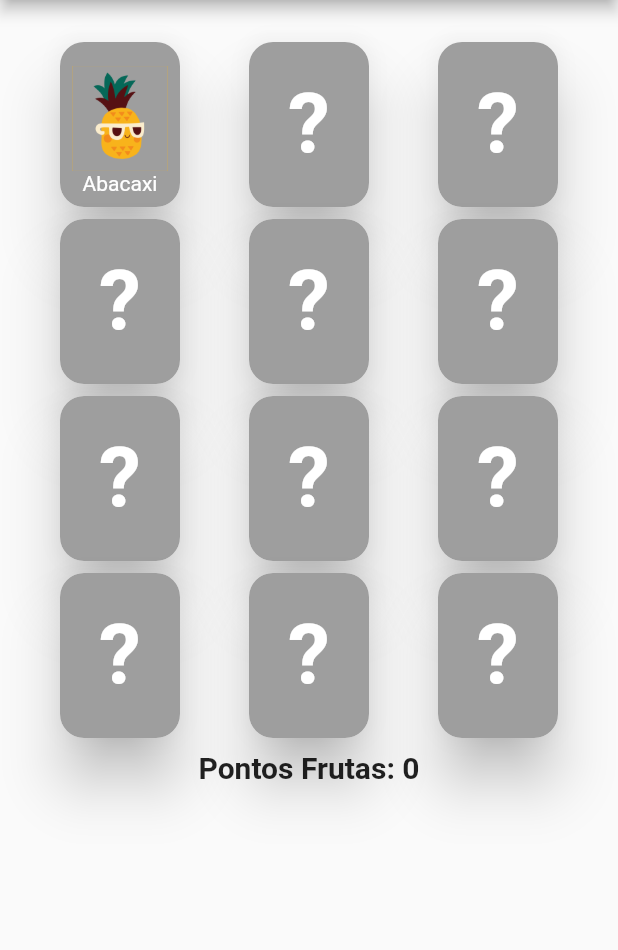
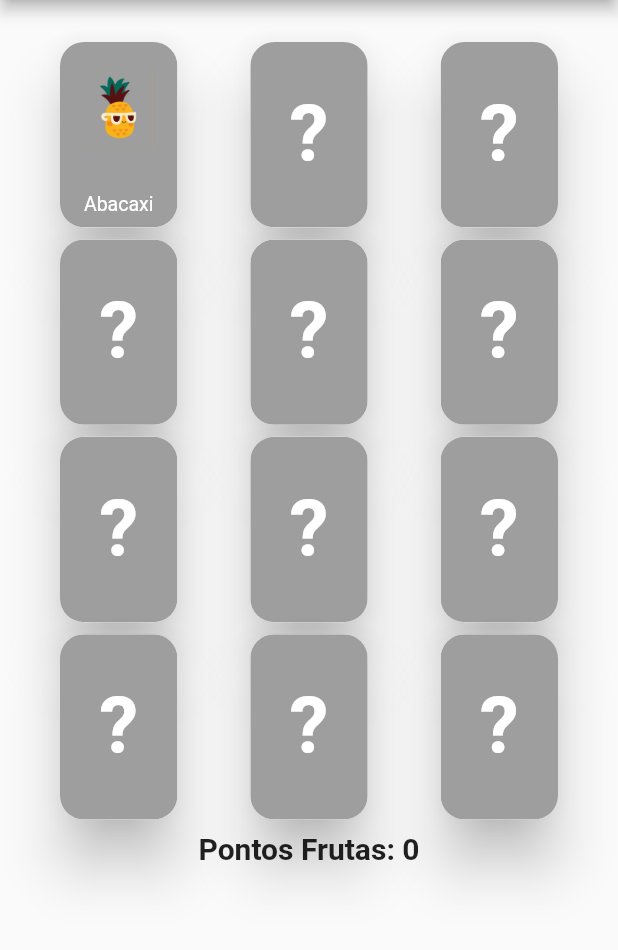
Before and after one commit to barrosodegas/flutter_mobile, a Flutter app: the CardScreen screen opened directly with empty values, after a tap on "Abacaxi", on a phone screen of 412 x 824 dp, the part 84-1034 px from its top. Run offline on Flutter 3.47's test engine with Material 2 defaults, Android fonts, the phone set to English and light mode, and no system bars; drawn by our look-alikes of flip_card; our stand-ins replace motion_tab_bar, shared_preferences; accounts and stored records are empty.

Commit message:
fix: broken layout on small screens

```diff
--- /dev/null
+++ b/find_me/lib/helper/size_screen_helper.dart
@@ -0,0 +1,25 @@
+class SizeScreenHelper {
+
+  static double getWidthByWidthScreen(double size) {
+    double width = 0;
+
+    if (size > 400) {
+      width = size * 0.19;
+    } else {
+      width = size * 0.16;
+    }
+    return width;
+  }
+
+  static double getHeightByHeightScreen(double size) {
+    double height = 0;
+
+    if (size > 540) {
+      height = size * 0.15;
+    } else {
+      height = size * 0.12;
+    }
+    return height;
+  }
+
+}
--- a/find_me/lib/screen/card/card_screen.dart
+++ b/find_me/lib/screen/card/card_screen.dart
@@ -1,5 +1,6 @@
 import 'dart:math';
 
+import 'package:find_me/helper/size_screen_helper.dart';
 import 'package:find_me/model/card_item.dart';
 import 'package:find_me/screen/card/component/card_item_widget.dart';
 import 'package:find_me/service/card_animals_service.dart';
@@ -56,6 +57,11 @@ class CardScreen extends StatelessWidget {
     final CardService cardService = _getCardServiceByType(context);
     final List<CardItem> cardItems = cardService.getAllCardItems();
 
+    double widthScreen = MediaQuery.of(context).size.width;
+    double heightScreen = MediaQuery.of(context).size.height;
+    final cardWidth = SizeScreenHelper.getWidthByWidthScreen(widthScreen);
+    final cardHeight = SizeScreenHelper.getHeightByHeightScreen(heightScreen);
+
     return Scaffold(
       appBar: AppBar(
         title: const Text(
@@ -82,6 +88,8 @@ class CardScreen extends StatelessWidget {
                         color: color,
                         cardItem: cardItems[indexes[i]],
                         cardService: cardService,
+                        cardWidth: cardWidth,
+                        cardHeight: cardHeight,
                       ),
                   ],
                 ),
@@ -93,6 +101,8 @@ class CardScreen extends StatelessWidget {
                         color: color,
                         cardItem: cardItems[indexes[i]],
                         cardService: cardService,
+                        cardWidth: cardWidth,
+                        cardHeight: cardHeight,
                       ),
                   ],
                 ),
@@ -104,6 +114,8 @@ class CardScreen extends StatelessWidget {
                         color: color,
                         cardItem: cardItems[indexes[i]],
                         cardService: cardService,
+                        cardWidth: cardWidth,
+                        cardHeight: cardHeight,
                       ),
                   ],
                 ),
@@ -115,6 +127,8 @@ class CardScreen extends StatelessWidget {
                         color: color,
                         cardItem: cardItems[indexes[i]],
                         cardService: cardService,
+                        cardWidth: cardWidth,
+                        cardHeight: cardHeight,
                       ),
                   ],
                 ),
--- a/find_me/lib/screen/card/component/card_back_widget.dart
+++ b/find_me/lib/screen/card/component/card_back_widget.dart
@@ -4,14 +4,18 @@ import 'package:flutter/widgets.dart';
 
 class CardBackWidget extends StatelessWidget {
 
-  Color color;
-  CardItem cardItem;
+  final Color color;
+  final CardItem cardItem;
   final Function() onTap;
+  final double cardWidth;
+  final double cardHeight;
 
   CardBackWidget({
     Key key,
     this.color,
     this.cardItem,
+    @required this.cardWidth,
+    @required this.cardHeight,
     this.onTap,
   }) : super(key: key);
 
@@ -27,16 +31,20 @@ class CardBackWidget extends StatelessWidget {
         ),
         child: Container(
           padding: const EdgeInsets.all(8),
-          height: 110,
-          width: 80,
+          height: cardHeight,
+          width: cardWidth,
           color: color,
           child: Stack(
             fit: StackFit.expand,
             children: <Widget>[
               Container(
-                padding: const EdgeInsets.only(top: 8),
+                padding: EdgeInsets.only(top: cardHeight * 0.58 > 105 ? 8 : 1),
                 alignment: Alignment.topCenter,
-                child: Image.asset(cardItem.imageAsset, height: 70, width: 70,),
+                child: Image.asset(
+                  cardItem.imageAsset,
+                  height: cardHeight * 0.58,
+                  width: cardWidth * 0.58,
+                ),
               ),
               Align(
                 alignment: Alignment.bottomCenter,
@@ -44,7 +52,9 @@ class CardBackWidget extends StatelessWidget {
                   cardItem.title,
                   style: TextStyle(
                     color: Colors.white,
+                    fontSize: cardWidth / 6,
                   ),
+                  overflow: TextOverflow.ellipsis,
                 ),
               ),
             ],
--- a/find_me/lib/screen/card/component/card_front_widget.dart
+++ b/find_me/lib/screen/card/component/card_front_widget.dart
@@ -3,9 +3,17 @@ import 'package:flutter/material.dart';
 class CardFrontWidget extends StatelessWidget {
 
   final Function() onTap;
-  Color color;
+  final Color color;
+  final double cardWidth;
+  final double cardHeight;
 
-  CardFrontWidget({Key key, this.color, this.onTap}) : super(key: key);
+  CardFrontWidget({
+    Key key,
+    this.color,
+    @required this.cardWidth,
+    @required this.cardHeight,
+    this.onTap,
+  }) : super(key: key);
 
   @override
   Widget build(BuildContext context) {
@@ -19,14 +27,14 @@ class CardFrontWidget extends StatelessWidget {
         ),
         child: Container(
           alignment: Alignment.center,
-          height: 110,
-          width: 80,
+          height: cardHeight,
+          width: cardWidth,
           color: color,
-          child: const Text(
+          child: Text(
             '?',
             style: TextStyle(
               color: Colors.white,
-              fontSize: 56,
+              fontSize: cardWidth / 1.5,
               fontWeight: FontWeight.bold,
             ),
           ),
--- a/find_me/lib/screen/card/component/card_item_widget.dart
+++ b/find_me/lib/screen/card/component/card_item_widget.dart
@@ -10,12 +10,16 @@ class CardItemWidget extends StatefulWidget {
   final Color color;
   final CardItem cardItem;
   final CardService cardService;
+  final double cardWidth;
+  final double cardHeight;
 
   CardItemWidget({
     Key key,
     this.color,
     this.cardItem,
     @required this.cardService,
+    @required this.cardWidth,
+    @required this.cardHeight,
   }) : super(key: key);
 
   @override
@@ -59,6 +63,8 @@ class _CardItemWidgetState extends State<CardItemWidget> {
       speed: 800,
       front: CardFrontWidget(
         color: widget.color,
+        cardWidth: widget.cardWidth,
+        cardHeight: widget.cardHeight,
         onTap: () {
           _flipCardItemKey.currentState.toggleCard();
           if (item.faceUp) {
@@ -72,6 +78,8 @@ class _CardItemWidgetState extends State<CardItemWidget> {
       back: CardBackWidget(
         color: widget.color,
         cardItem: widget.cardItem,
+        cardWidth: widget.cardWidth,
+        cardHeight: widget.cardHeight,
         onTap: () {
           if (!service.cardItemAlreadyContainsPair(item.code)) {
             if (item.faceUp) {
```
